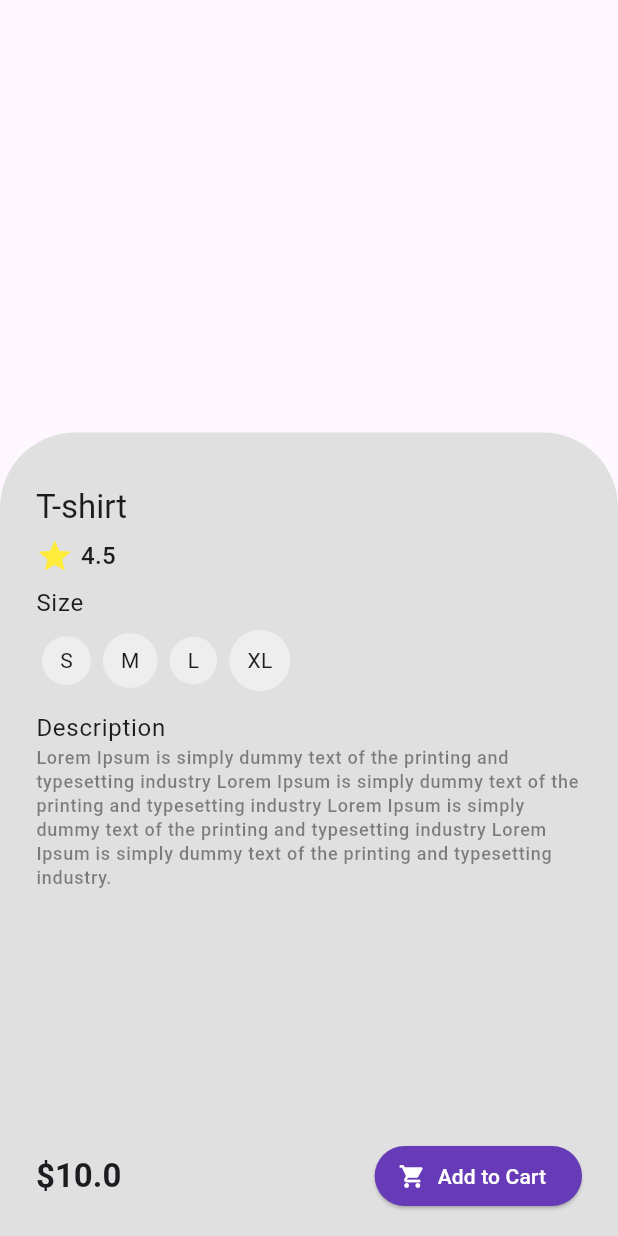
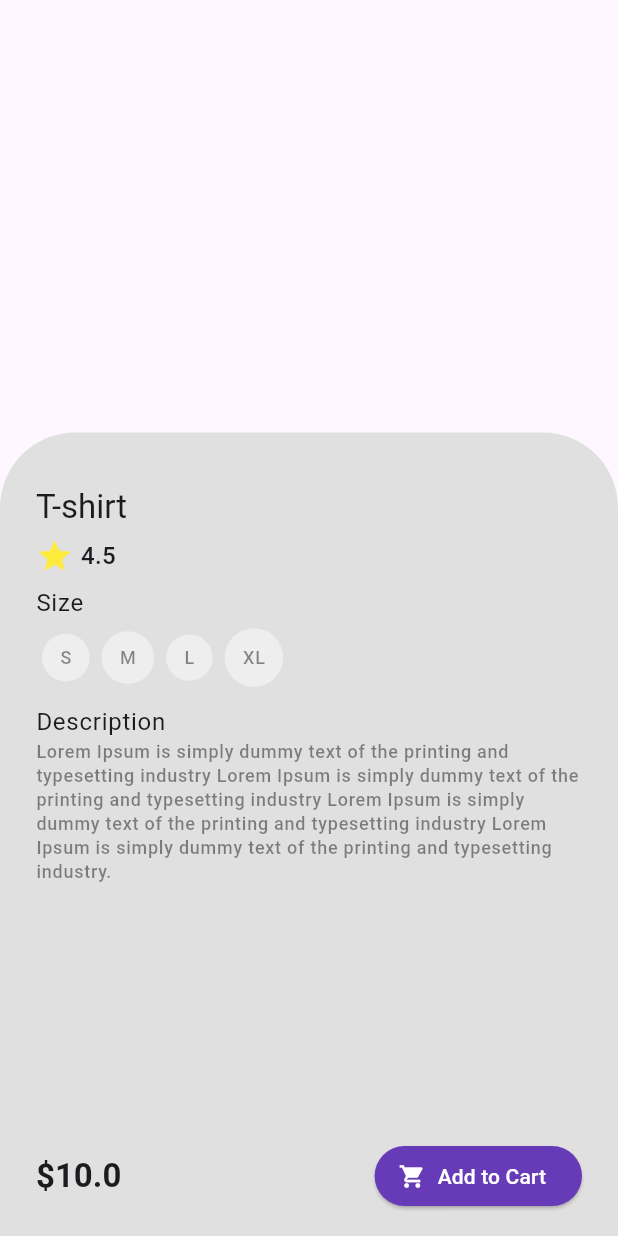
Before and after one commit to mohamedeld/Full-ecommerce-flutter-app, a Flutter app: the ProductDetailsContent widget shown alone on an empty page, opened directly with sample values from the repository, after a tap on "Add to Cart", on a phone screen of 412 x 824 dp. Run offline on Flutter 3.47's test engine with Material 3 defaults, Android fonts, the phone set to English and light mode, and no system bars; our stand-ins replace cached_network_image, flutter_bloc, flutter_carousel_widget, persistent_bottom_nav_bar_v2; network calls fail.

Commit message:
finalize product details page

```diff
--- /dev/null
+++ b/lib/models/add_to_cart_model.dart
@@ -0,0 +1,27 @@
+import 'package:ecommerce/models/product_item_model.dart';
+
+class AddToCartModel {
+  final String productId;
+  final ProductSize size;
+  final int quantity;
+
+  AddToCartModel({
+    required this.productId,
+    required this.size,
+    required this.quantity,
+  });
+
+  AddToCartModel copyWith({
+    String? productId,
+    ProductSize? size,
+    int? quantity,
+  }) {
+    return AddToCartModel(
+      productId: productId ?? this.productId,
+      size: size ?? this.size,
+      quantity: quantity ?? this.quantity,
+    );
+  }
+}
+
+List<AddToCartModel> dummyCart = [];
--- a/lib/models/product_item_model.dart
+++ b/lib/models/product_item_model.dart
@@ -84,7 +84,8 @@ List<ProductItemModel> dummyProducts = [
   ProductItemModel(
     id: '4',
     title: 'Tomatoes',
-    imgUrl: 'https://images.unsplash.com/photo-1546470427-e5a2d0c0b3c5?w=600',
+    imgUrl:
+        'https://images.unsplash.com/photo-1582284540020-8acbe03f4924?w=600',
     price: 10,
     category: 'Groceries',
     avgRate: 4.9,
--- a/lib/view_models/product_details/product_details_cubit.dart
+++ b/lib/view_models/product_details/product_details_cubit.dart
@@ -1,9 +1,13 @@
+import 'package:ecommerce/models/add_to_cart_model.dart';
+import 'package:flutter/foundation.dart';
 import 'package:flutter_bloc/flutter_bloc.dart';
 import 'package:ecommerce/models/product_item_model.dart';
 
 part 'product_details_state.dart';
 
 class ProductDetailsCubit extends Cubit<ProductDetailsState> {
+  int quantity = 1;
+  ProductSize? selectedSize;
   ProductDetailsCubit() : super(ProductDetailsInitial());
 
   void getProductDetails(String id) {
@@ -17,26 +21,41 @@ class ProductDetailsCubit extends Cubit<ProductDetailsState> {
   }
 
   void incrementCounter(String productId) {
-    final selectedIndex = dummyProducts.indexWhere(
-      (element) => element.id == productId,
-    );
-    dummyProducts[selectedIndex] = dummyProducts[selectedIndex].copyWith(
-      quantity: dummyProducts[selectedIndex].quantity + 1,
-    );
-
-    emit(QuantityDetailsLoaded(value: dummyProducts[selectedIndex].quantity));
+    quantity++;
+    emit(QuantityDetailsLoaded(value: quantity));
   }
 
   void decrementCounter(String productId) {
-    final selectedIndex = dummyProducts.indexWhere(
-      (element) => element.id == productId,
+    quantity--;
+
+    emit(QuantityDetailsLoaded(value: quantity));
+  }
+
+  void selectSize(ProductSize size) {
+    selectedSize = size;
+    emit(SizeSelected(size: size));
+  }
+
+  void addToCart(String productId) {
+    if (selectedSize == null) {
+      emit(ProductDetailsError(message: "Please select a size first"));
+      return;
+    }
+
+    if (quantity <= 0) {
+      quantity = 1;
+    }
+
+    emit(ProductAddingToCart());
+    final AddToCartModel cartItem = AddToCartModel(
+      productId: productId,
+      size: selectedSize!,
+      quantity: quantity,
     );
-    if (dummyProducts[selectedIndex].quantity > 1) {
-      dummyProducts[selectedIndex] = dummyProducts[selectedIndex].copyWith(
-        quantity: dummyProducts[selectedIndex].quantity - 1,
-      );
+    dummyCart.add(cartItem);
 
-      emit(QuantityDetailsLoaded(value: dummyProducts[selectedIndex].quantity));
-    }
+    Future.delayed(const Duration(seconds: 1), () {
+      emit(AddedToCart(productId: productId));
+    });
   }
 }
--- a/lib/view_models/product_details/product_details_state.dart
+++ b/lib/view_models/product_details/product_details_state.dart
@@ -17,6 +17,19 @@ final class QuantityDetailsLoaded extends ProductDetailsState {
   QuantityDetailsLoaded({required this.value});
 }
 
+final class SizeSelected extends ProductDetailsState {
+  final ProductSize size;
+  SizeSelected({required this.size});
+}
+
+final class AddedToCart extends ProductDetailsState {
+  AddedToCart({required this.productId});
+
+  final String productId;
+}
+
+final class ProductAddingToCart extends ProductDetailsState {}
+
 final class ProductDetailsError extends ProductDetailsState {
   ProductDetailsError({required this.message});
 
--- a/lib/widgets/product_details/product_details_content.dart
+++ b/lib/widgets/product_details/product_details_content.dart
@@ -79,11 +79,11 @@ class ProductDetailsContent extends StatelessWidget {
                 ],
               ),
               SizedBox(height: 7),
-              ProductSizeItem(),
+              ProductSizeItem(cubit: cubit),
               SizedBox(height: 7),
               ProductDescription(description: product.description),
               const Spacer(),
-              ProductPriceCart(product: product),
+              ProductPriceCart(product: product, cubit: cubit),
             ],
           ),
         ),
--- a/lib/widgets/product_details/product_price_cart.dart
+++ b/lib/widgets/product_details/product_price_cart.dart
@@ -1,10 +1,17 @@
 import 'package:ecommerce/models/product_item_model.dart';
 import 'package:ecommerce/utils/app_colors.dart';
+import 'package:ecommerce/view_models/product_details/product_details_cubit.dart';
 import 'package:flutter/material.dart';
+import 'package:flutter_bloc/flutter_bloc.dart';
 
 class ProductPriceCart extends StatelessWidget {
+  final dynamic cubit;
   final ProductItemModel product;
-  const ProductPriceCart({super.key, required this.product});
+  const ProductPriceCart({
+    super.key,
+    required this.product,
+    required this.cubit,
+  });
 
   @override
   Widget build(BuildContext context) {
@@ -16,14 +23,36 @@ class ProductPriceCart extends StatelessWidget {
           "\$${product.price}",
           style: textTheme.titleLarge?.copyWith(fontWeight: FontWeight.bold),
         ),
-        ElevatedButton.icon(
-          onPressed: () {},
+        BlocBuilder<ProductDetailsCubit, ProductDetailsState>(
+          bloc: cubit,
+          buildWhen: (previous, current) =>
+              current is AddedToCart || current is ProductAddingToCart,
+          builder: (context, state) {
+            if (state is ProductAddingToCart) {
+              return ElevatedButton(
+                onPressed: null,
+                child: Center(
+                  child: SizedBox(
+                    width: 12,
+                    height: 12,
+                    child: const CircularProgressIndicator.adaptive(),
+                  ),
+                ),
+              );
+            } else {
+              return ElevatedButton.icon(
+                onPressed: () {
+                  cubit.addToCart(product.id);
+                },
                 style: ElevatedButton.styleFrom(
                   backgroundColor: AppColors.primary,
                   foregroundColor: AppColors.white,
                 ),
                 label: const Text("Add to Cart"),
                 icon: const Icon(Icons.shopping_cart),
+              );
+            }
+          },
         ),
       ],
     );
--- a/lib/widgets/product_details/product_size.dart
+++ b/lib/widgets/product_details/product_size.dart
@@ -1,9 +1,12 @@
+import 'package:flutter/material.dart';
+import 'package:flutter_bloc/flutter_bloc.dart';
 import 'package:ecommerce/models/product_item_model.dart';
 import 'package:ecommerce/utils/app_colors.dart';
-import 'package:flutter/material.dart';
+import 'package:ecommerce/view_models/product_details/product_details_cubit.dart';
 
 class ProductSizeItem extends StatelessWidget {
-  const ProductSizeItem({super.key});
+  final dynamic cubit;
+  const ProductSizeItem({super.key, required this.cubit});
 
   @override
   Widget build(BuildContext context) {
@@ -12,27 +15,48 @@ class ProductSizeItem extends StatelessWidget {
       crossAxisAlignment: CrossAxisAlignment.start,
       children: [
         Text("Size", style: textTheme.bodyLarge),
-        Row(
+        BlocBuilder<ProductDetailsCubit, ProductDetailsState>(
+          bloc: cubit,
+          buildWhen: (previous, current) =>
+              current is SizeSelected || current is ProductDetailsLoaded,
+          builder: (context, state) {
+            return Row(
               children: [
                 ...ProductSize.values.map(
                   (size) => Padding(
                     padding: const EdgeInsets.all(4.0),
                     child: InkWell(
-                  onTap: () {},
+                      onTap: () {
+                        cubit.selectSize(size);
+                      },
                       child: DecoratedBox(
                         decoration: BoxDecoration(
                           shape: BoxShape.circle,
-                      color: AppColors.grey2,
+                          color: (state is SizeSelected && state.size == size)
+                              ? Theme.of(context).primaryColor
+                              : AppColors.grey2,
                         ),
                         child: Padding(
                           padding: EdgeInsets.all(12),
-                      child: Text(size.name),
+                          child: Text(
+                            size.name,
+                            style: Theme.of(context).textTheme.labelMedium
+                                ?.copyWith(
+                                  color:
+                                      (state is SizeSelected &&
+                                          state.size == size)
+                                      ? AppColors.white
+                                      : AppColors.black45,
+                                ),
+                          ),
                         ),
                       ),
                     ),
                   ),
                 ),
               ],
+            );
+          },
         ),
       ],
     );
```
Also changed, not shown: lib/pages/product_details_page.dart (+30 -3 lines). Lines whose indentation alone changed are shown as unchanged.
